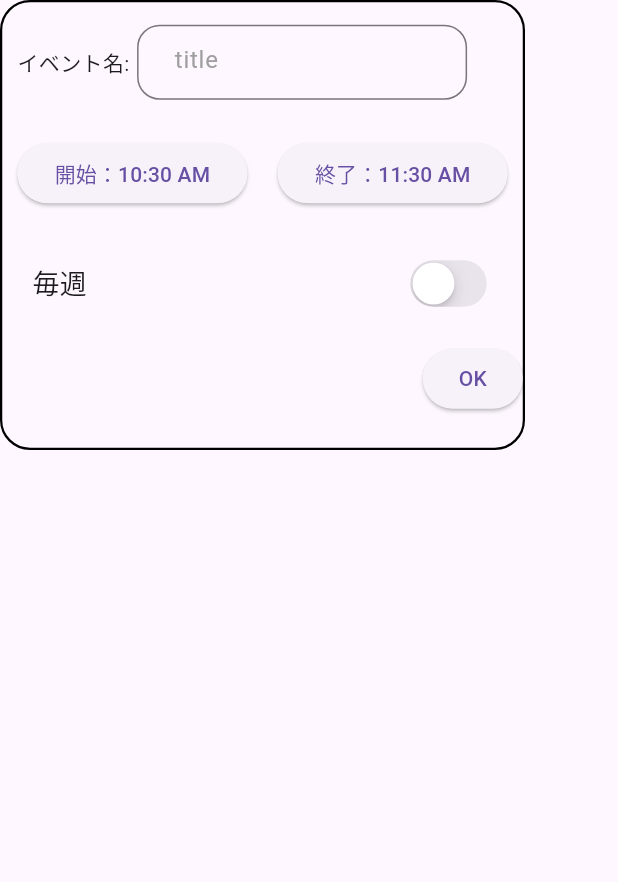
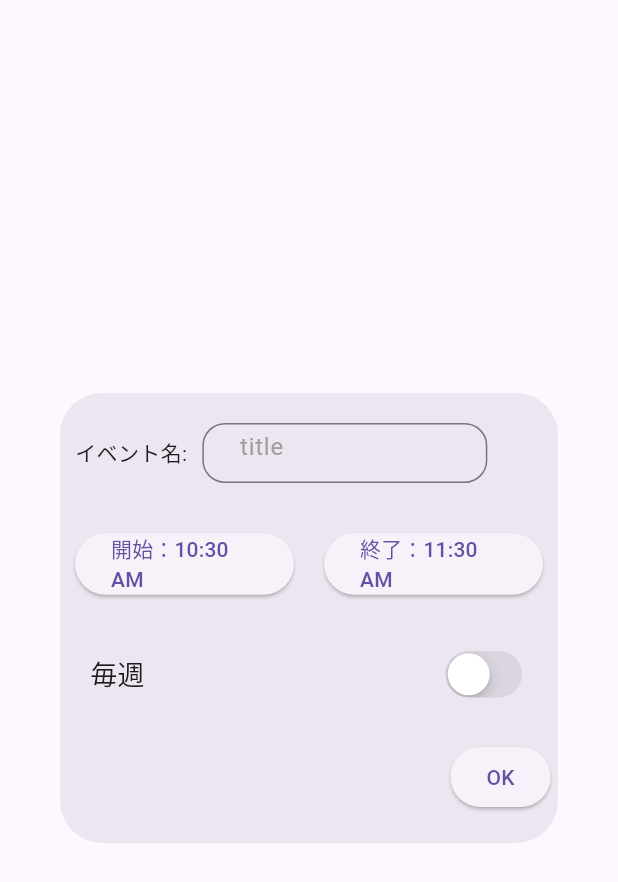
Before and after one commit to kami5kaze/mytodoapp, a Flutter app: the AddDialog widget shown alone on an empty page, opened directly with empty values, on a phone screen of 412 x 824 dp. Shown: the top 882 px of the screen. Run offline on Flutter 3.47's test engine with Material 3 defaults, Android fonts, the phone set to English and light mode, and no system bars; our stand-ins replace auto_size_text, firebase_core, flutter_hooks, flutter_riverpod, persistent_bottom_nav_bar, table_calendar; accounts and stored records are empty.

Commit message:
feat:イベント追加のダイアログほぼ完成(追加要素あり)

```diff
--- a/dateballon/lib/components/eventAddDialog.dart
+++ b/dateballon/lib/components/eventAddDialog.dart
@@ -1,6 +1,7 @@
 import 'package:dateballon/components/event.dart';
 import 'package:flutter/cupertino.dart';
 import 'package:flutter/material.dart';
+import 'package:flutter/widgets.dart';
 import 'package:flutter_hooks/flutter_hooks.dart';
 
 class AddDialog extends HookWidget {
@@ -30,9 +31,10 @@ class AddDialog extends HookWidget {
       return newTime;
     }
 
-    return Container(
-      width: 350,
+    return Dialog(
+      child: Container(
         height: 300,
+        width: 400,
         child: Column(
           children: [
             Padding(
@@ -41,11 +43,11 @@ class AddDialog extends HookWidget {
                 children: [
                   //タイトル
                   Text('イベント名:'),
-                SizedBox(
-                  width: 230,
-                  height: 60,
-                  child: Padding(
-                    padding: EdgeInsets.all(5),
+                  Padding(
+                    padding: EdgeInsets.all(10),
+                    child: Container(
+                      width: 190,
+                      height: 40,
                       //タイトル入力
                       child: TextField(
                         controller: titleEditingController,
@@ -114,12 +116,16 @@ class AddDialog extends HookWidget {
                 ],
               ),
             ),
-          Align(
+            Padding(
+              padding: EdgeInsets.all(5),
+              child: Align(
                 alignment: Alignment.bottomRight,
                 child: ElevatedButton(
                   onPressed: () {
                     Event event = Event(
-                  title: titleEditingController.text,
+                      title: titleEditingController.text == ''
+                          ? '名無し'
+                          : titleEditingController.text,
                       start: startTime.value,
                       end: endTime.value,
                       isWeekly: value.value,
@@ -130,14 +136,8 @@ class AddDialog extends HookWidget {
                   child: Text('OK'),
                 ),
               ),
+            ),
           ],
-      ),
-      decoration: BoxDecoration(
-        border: Border.all(
-          width: 1.5,
-        ),
-        borderRadius: BorderRadius.all(
-          Radius.circular(20),
         ),
       ),
     );
```
Lines whose indentation alone changed are shown as unchanged.
